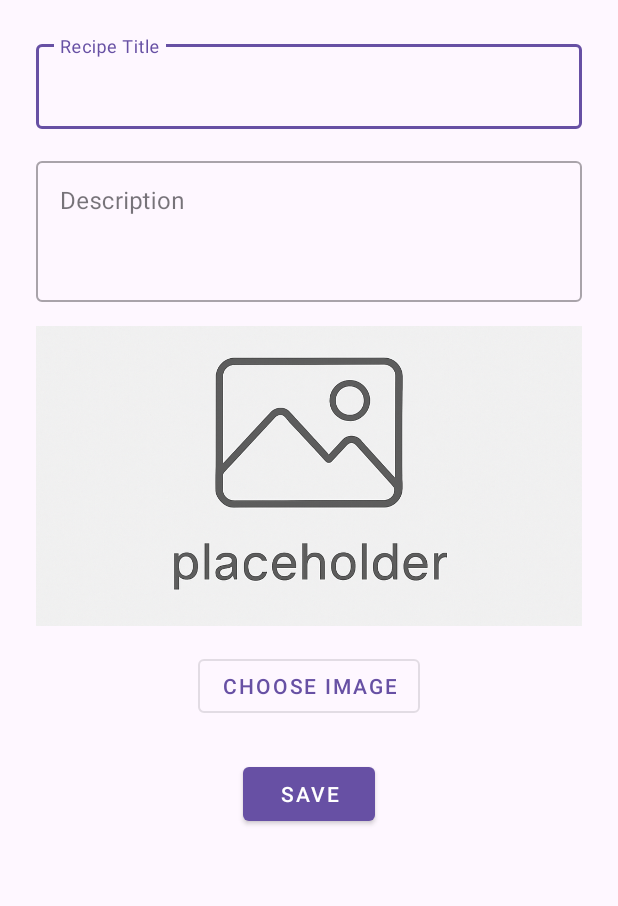
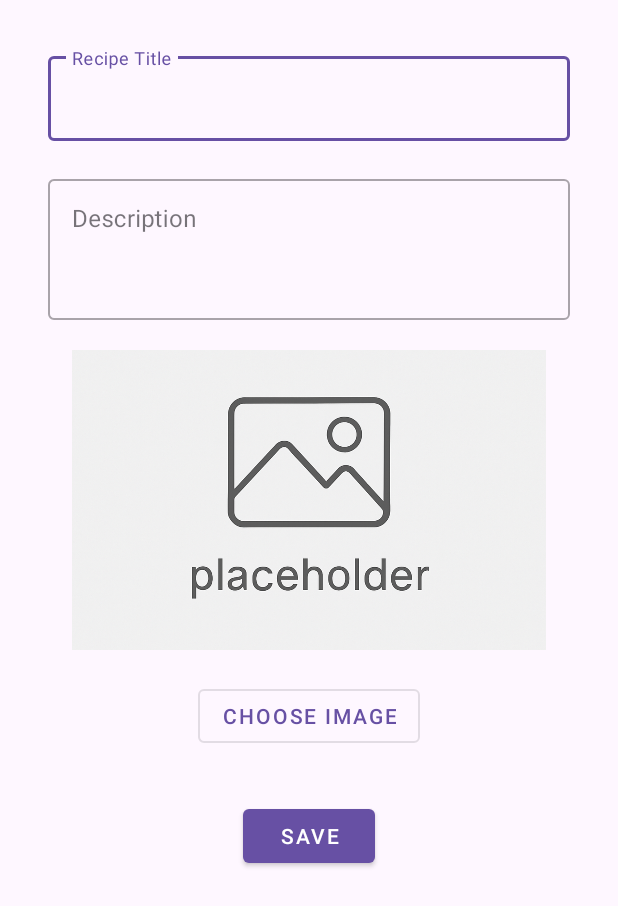
Before and after one commit to Pashinsky38/Cooking-Book, an Android app: the RecipeFormActivity screen opened directly, with no data from a screen before it, on a phone screen of 412 x 824 dp. Shown: the top 906 px of the screen. Run offline under Robolectric (Android 15) with nearby library versions, the phone set to English and light mode, and no system bars.

Commit message:
TODO:
1. Optimize rendering the images, to remove stuttering.
2. Add a tiny bit more padding for the search bar, I feel like it's still too close to the edges of the screen.

```diff
--- a/app/src/main/res/layout/activity_recipe_form.xml
+++ b/app/src/main/res/layout/activity_recipe_form.xml
@@ -6,7 +6,7 @@
     android:background="?android:attr/colorBackground">
 
     <LinearLayout
-        android:padding="24dp"
+        android:padding="32dp"
         android:orientation="vertical"
         android:layout_width="match_parent"
         android:layout_height="wrap_content">
@@ -15,7 +15,7 @@
             android:layout_width="match_parent"
             android:layout_height="wrap_content"
             style="@style/Widget.MaterialComponents.TextInputLayout.OutlinedBox"
-            android:layout_marginBottom="16dp">
+            android:layout_marginBottom="20dp">
 
             <com.google.android.material.textfield.TextInputEditText
                 android:id="@+id/titleInput"
@@ -29,7 +29,7 @@
             android:layout_width="match_parent"
             android:layout_height="wrap_content"
             style="@style/Widget.MaterialComponents.TextInputLayout.OutlinedBox"
-            android:layout_marginBottom="16dp">
+            android:layout_marginBottom="20dp">
 
             <com.google.android.material.textfield.TextInputEditText
                 android:id="@+id/descInput"
@@ -45,11 +45,13 @@
             android:id="@+id/recipeImageView"
             android:layout_width="match_parent"
             android:layout_height="200dp"
+            android:layout_marginStart="16dp"
+            android:layout_marginEnd="16dp"
             android:scaleType="centerCrop"
             android:src="@drawable/placeholder"
             android:contentDescription="@string/recipe_image_description"
             android:background="?attr/colorControlHighlight"
-            android:layout_marginBottom="16dp" />
+            android:layout_marginBottom="20dp" />
 
         <com.google.android.material.button.MaterialButton
             android:id="@+id/chooseImageBtn"
@@ -58,7 +60,7 @@
             android:layout_width="wrap_content"
             android:layout_height="wrap_content"
             android:layout_gravity="center_horizontal"
-            android:layout_marginBottom="24dp"/>
+            android:layout_marginBottom="32dp"/>
 
         <com.google.android.material.button.MaterialButton
             android:id="@+id/saveBtn"
@@ -67,7 +69,7 @@
             android:layout_width="wrap_content"
             android:layout_height="wrap_content"
             android:layout_gravity="center_horizontal"
-            android:layout_marginBottom="16dp"/>
+            android:layout_marginBottom="20dp"/>
 
         <com.google.android.material.button.MaterialButton
             android:id="@+id/deleteBtn"
@@ -78,6 +80,6 @@
             android:layout_width="wrap_content"
             android:layout_height="wrap_content"
             android:layout_gravity="center_horizontal"
-            android:layout_marginBottom="16dp"/>
+            android:layout_marginBottom="20dp"/>
     </LinearLayout>
 </ScrollView>
```
Also changed, not shown: app/src/main/res/layout/activity_main.xml (+7 -1 lines), app/src/main/res/layout/recipe_item.xml (+5 -5 lines).
